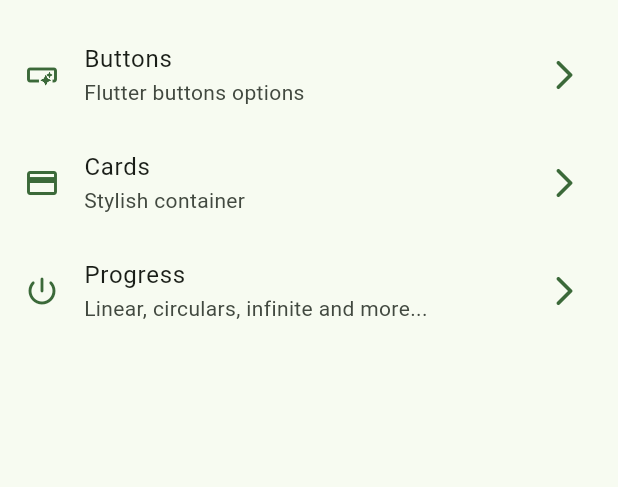
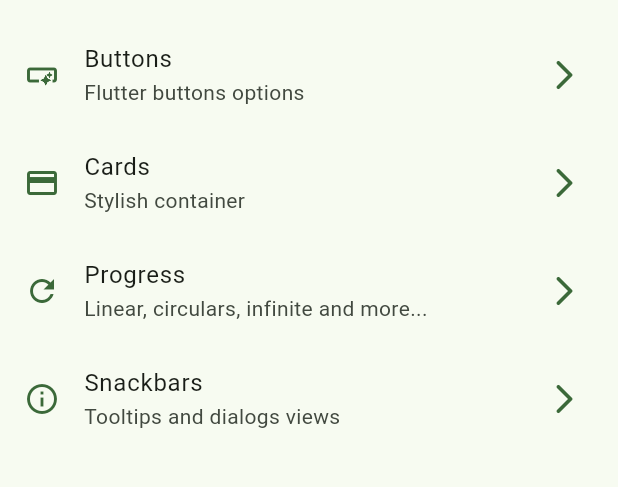
Before and after one commit to Anndderssonn/WidgetsFlutterLibrary, a Flutter app: the screen it shows after launch, on a phone screen of 412 x 824 dp, the part 63-550 px from its top. Run offline on Flutter 3.47's test engine with Material 3 defaults, Android fonts, the phone set to English and light mode, and no system bars; our stand-ins replace go_router.

Commit message:
feat: Add Snackbars and Dialogs screen

```diff
--- a/lib/config/menu/menu_items.dart
+++ b/lib/config/menu/menu_items.dart
@@ -31,6 +31,12 @@
     title: 'Progress',
     subTitle: 'Linear, circulars, infinite and more...',
     link: '/progress',
-    icon: Icons.power_settings_new_rounded,
+    icon: Icons.refresh,
+  ),
+  MenuItems(
+    title: 'Snackbars',
+    subTitle: 'Tooltips and dialogs views',
+    link: '/snackbars',
+    icon: Icons.info_outline,
   ),
 ];
--- a/lib/config/router/app_router.dart
+++ b/lib/config/router/app_router.dart
@@ -25,5 +25,10 @@
       name: ProgressScreen.name,
       builder: (context, state) => const ProgressScreen(),
     ),
+    GoRoute(
+      path: '/snackbars',
+      name: SnackbarScreen.name,
+      builder: (context, state) => const SnackbarScreen(),
+    ),
   ],
 );
```
Also changed, not shown: lib/presentation/screens/snackbar/snackbar_screen.dart (+77 -1 lines).
